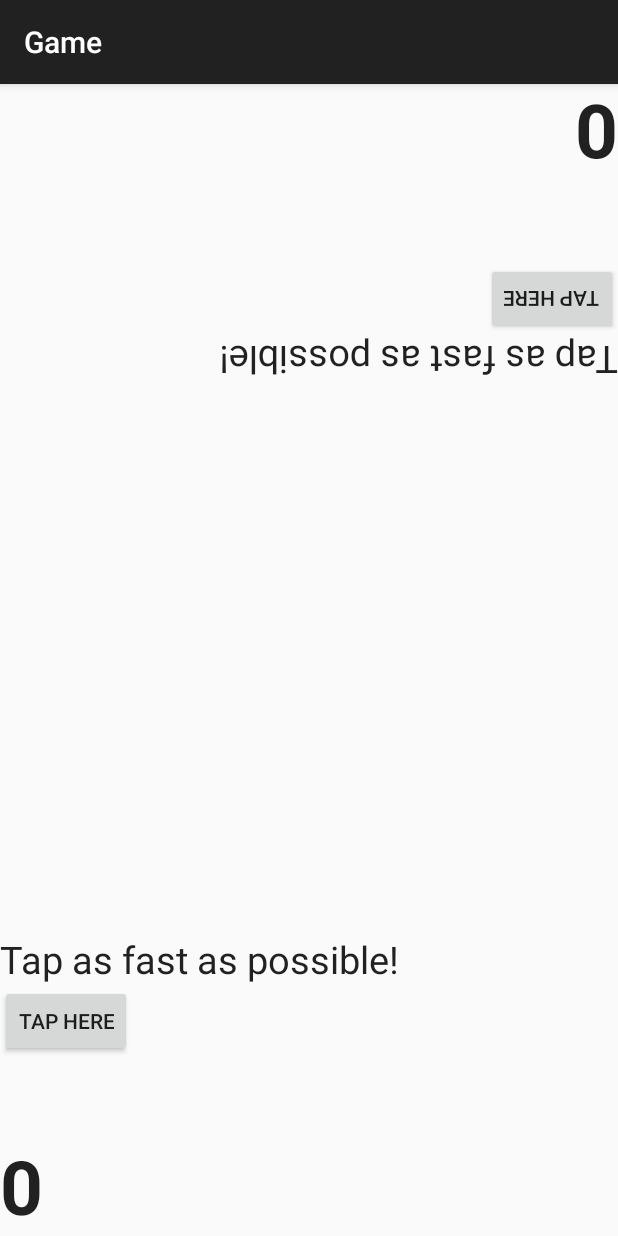
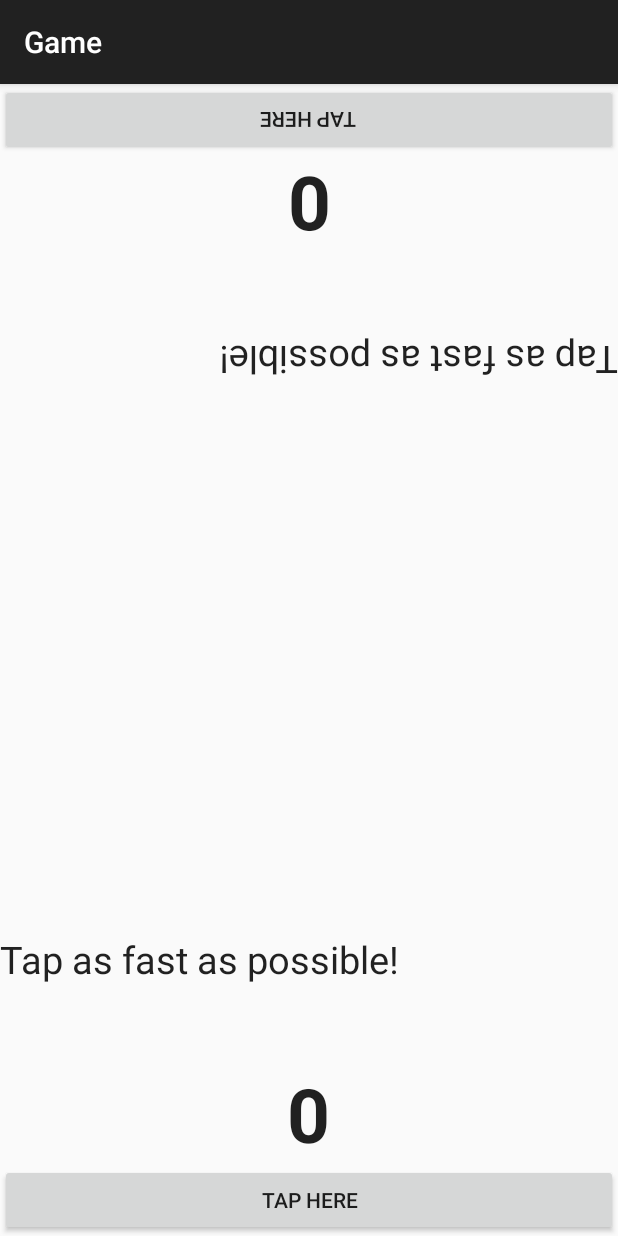
Before and after one commit to BlackMercy/Tap-Mania, an Android app: the Game screen opened directly, with no data from a screen before it, on a phone screen of 412 x 824 dp. Run offline under Robolectric (Android 15) with nearby library versions, the phone set to English and light mode, and no system bars.

Commit message:
Almost half way now. Two players can now compete.

```diff
--- a/app/src/main/res/layout/activity_start.xml
+++ b/app/src/main/res/layout/activity_start.xml
@@ -15,20 +15,11 @@
             android:layout_height="wrap_content"
             android:textAppearance="?android:attr/textAppearanceLarge"
             android:text="Tap as fast as possible!"
-            android:id="@+id/textView"
+            android:id="@+id/textViewP1"
             android:textSize="25dp"
             android:textStyle="normal"
             android:layout_centerVertical="true"
             android:layout_centerHorizontal="true" />
-
-        <Button
-            android:layout_width="wrap_content"
-            android:layout_height="wrap_content"
-            android:text="Tap Here"
-            android:id="@+id/buttonP1"
-            android:layout_alignParentBottom="true"
-            android:layout_alignParentEnd="true"
-            android:layout_alignParentStart="true" />
 
         <TextView
             android:layout_width="wrap_content"
@@ -40,9 +31,21 @@
             android:textSize="50dp"
             android:layout_below="@+id/textView"
             android:layout_centerHorizontal="true"
-            android:layout_marginTop="52dp" />
+            android:layout_marginTop="52dp"
+            android:layout_gravity="center_horizontal" />
 
-        </LinearLayout>
+        <Button
+            android:layout_width="match_parent"
+            android:layout_height="wrap_content"
+            android:text="Tap Here"
+            android:id="@+id/buttonP1"
+            android:layout_alignParentBottom="true"
+            android:layout_alignParentEnd="true"
+            android:layout_alignParentStart="true"
+            android:layout_gravity="center_horizontal"
+            android:onClick="tap" />
+
+    </LinearLayout>
 
     <LinearLayout
         android:layout_width="match_parent"
@@ -55,32 +58,35 @@
             android:layout_height="wrap_content"
             android:textAppearance="?android:attr/textAppearanceLarge"
             android:text="Tap as fast as possible!"
-            android:id="@+id/textView"
+            android:id="@+id/textViewP2"
             android:textSize="25dp"
             android:textStyle="normal"
             android:layout_centerVertical="true"
             android:layout_centerHorizontal="true" />
 
-        <Button
-            android:layout_width="wrap_content"
-            android:layout_height="wrap_content"
-            android:text="Tap Here"
-            android:id="@+id/buttonP1"
-            android:layout_alignParentBottom="true"
-            android:layout_alignParentEnd="true"
-            android:layout_alignParentStart="true" />
-
         <TextView
             android:layout_width="wrap_content"
             android:layout_height="wrap_content"
             android:textAppearance="?android:attr/textAppearanceLarge"
-            android:id="@+id/scoreP1"
+            android:id="@+id/scoreP2"
             android:text="0"
             android:textStyle="bold"
             android:textSize="50dp"
             android:layout_below="@+id/textView"
             android:layout_centerHorizontal="true"
-            android:layout_marginTop="52dp" />
+            android:layout_marginTop="52dp"
+            android:layout_gravity="center_horizontal" />
+
+        <Button
+            android:layout_width="match_parent"
+            android:layout_height="wrap_content"
+            android:text="Tap Here"
+            android:id="@+id/buttonP2"
+            android:layout_alignParentBottom="true"
+            android:layout_alignParentEnd="true"
+            android:layout_alignParentStart="true"
+            android:layout_gravity="center_horizontal"
+            android:onClick="tap" />
 
     </LinearLayout>
 
```
Also changed, not shown: app/src/main/AndroidManifest.xml (+6 -3 lines), app/src/main/java/com/siit/pitawat/tappingmania/Game.java (+20 -3 lines), 2 other files.
